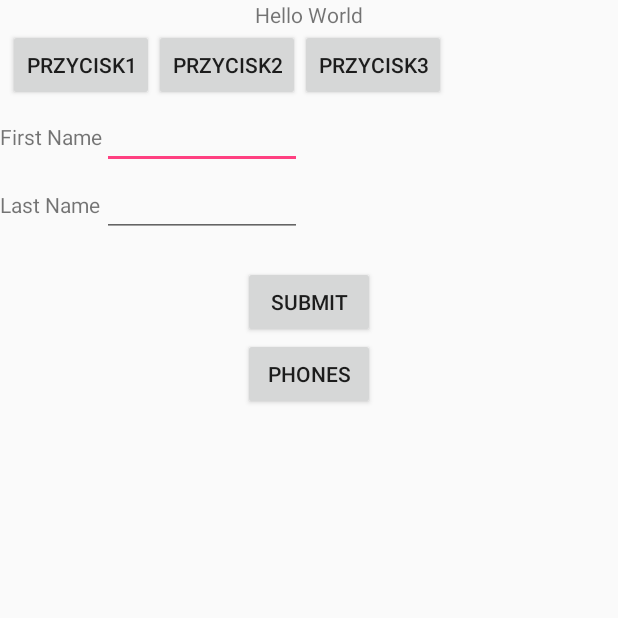
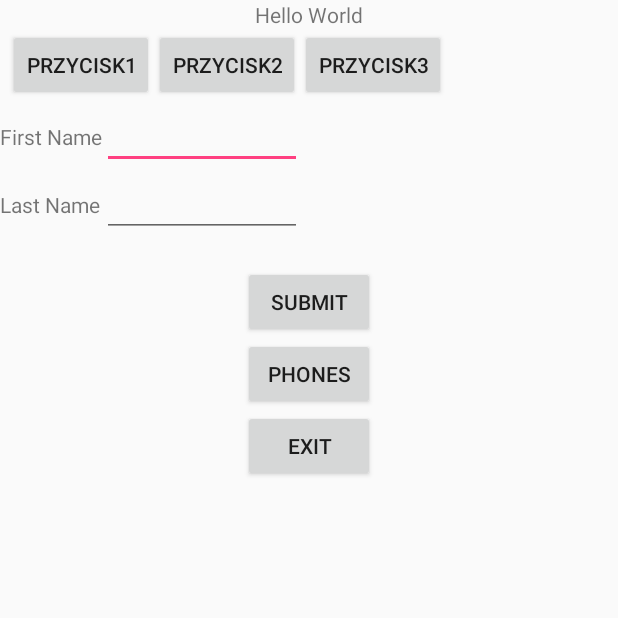
Before and after one commit to zeligowska/MyApp, an Android app: the screen it shows after launch (MainActivityApp), on a phone screen of 412 x 824 dp, the top half of it. Run offline under Robolectric (Android 15) with nearby library versions, the phone set to English and light mode, and no system bars.

Commit message:
exitButton

```diff
--- a/app/src/main/java/com/example/toshiba/myapp/IPhoneX.java
+++ b/app/src/main/java/com/example/toshiba/myapp/phones/IPhoneX.java
@@ -1,4 +1,4 @@
-package com.example.toshiba.myapp;
+package com.example.toshiba.myapp.phones;
 
 import android.content.Context;
 import android.content.Intent;
@@ -6,6 +6,8 @@ import android.os.Bundle;
 import android.support.v7.app.AppCompatActivity;
 import android.view.View;
 import android.widget.Button;
+
+import com.example.toshiba.myapp.R;
 
 public class IPhoneX extends AppCompatActivity {
 
--- a/app/src/main/res/layout/activity_main_activity_app.xml
+++ b/app/src/main/res/layout/activity_main_activity_app.xml
@@ -91,4 +91,11 @@
         android:layout_height="wrap_content"
         android:layout_gravity="center"
         android:text="Phones" />
+    <Button
+        android:id="@+id/btnNewAlertDialogButton"
+        android:layout_width="wrap_content"
+        android:layout_height="wrap_content"
+        android:layout_gravity="center"
+        android:text="Exit"
+        />
 </LinearLayout>
```
Also changed, not shown: app/src/main/AndroidManifest.xml (+4 -4 lines), app/src/main/java/com/example/toshiba/myapp/MainActivityApp.java (+45 -2 lines), app/src/main/java/com/example/toshiba/myapp/phones/IPhone8.java (renamed from app/src/main/java/com/example/toshiba/myapp/SamsungS8.java, +5 -6 lines), app/src/main/java/com/example/toshiba/myapp/phones/Phones.java (renamed from app/src/main/java/com/example/toshiba/myapp/Phones.java, +4 -3 lines), app/src/main/java/com/example/toshiba/myapp/phones/SamsungS8.java (renamed from app/src/main/java/com/example/toshiba/myapp/IPhone8.java, +8 -3 lines).
